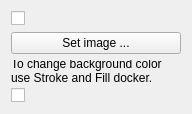
The window that libs/kopageapp/tools/backgroundTool/BackgroundToolWidget.ui (KDE/calligra) describes before a commit, drawn with Qt 5.
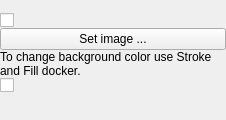
The same window after the commit.

Commit message:
To avoid having the slide layout docker take up space when not needed this patch morphs the "background tool" from KoPageApp into a "Slide design tool" when used in Stage.
Stage adds an extra option widget which is just the contents of the slidelayout docker.
The docker is removed.

Patch:
```diff
--- a/libs/kopageapp/tools/backgroundTool/BackgroundToolWidget.ui
+++ b/libs/kopageapp/tools/backgroundTool/BackgroundToolWidget.ui
@@ -1,31 +1,54 @@
 <ui version="4.0" >
  <class>BackgroundToolWidget</class>
- <widget class="QWidget" name="BackgroundToolWidget" >
-  <property name="geometry" >
+ <widget class="QWidget" name="BackgroundToolWidget">
+  <property name="geometry">
    <rect>
     <x>0</x>
     <y>0</y>
-    <width>192</width>
-    <height>114</height>
+    <width>226</width>
+    <height>120</height>
    </rect>
   </property>
-  <layout class="QVBoxLayout">
+  <property name="sizePolicy">
+   <sizepolicy hsizetype="Preferred" vsizetype="Fixed">
+    <horstretch>0</horstretch>
+    <verstretch>0</verstretch>
+   </sizepolicy>
+  </property>
+  <property name="maximumSize">
+   <size>
+    <width>16777215</width>
+    <height>120</height>
+   </size>
+  </property>
+  <layout class="QVBoxLayout" name="verticalLayout">
+   <property name="spacing">
+    <number>0</number>
+   </property>
+   <property name="margin">
+    <number>0</number>
+   </property>
    <item>
     <layout class="QVBoxLayout">
      <item>
-      <widget class="QCheckBox" name="useMasterBackground" >
-      </widget>
+      <widget class="QCheckBox" name="useMasterBackground"/>
      </item>
      <item>
-      <widget class="QPushButton" name="backgroundImage" >
-       <property name="text" >
+      <widget class="QPushButton" name="backgroundImage">
+       <property name="text">
         <string>Set image ...</string>
        </property>
       </widget>
      </item>
      <item>
-      <widget class="QLabel" name="useStrokeAndFillDockerLabel" >
-       <property name="text" >
+      <widget class="QLabel" name="useStrokeAndFillDockerLabel">
+       <property name="sizePolicy">
+        <sizepolicy hsizetype="Preferred" vsizetype="Fixed">
+         <horstretch>0</horstretch>
+         <verstretch>0</verstretch>
+        </sizepolicy>
+       </property>
+       <property name="text">
         <string>To change background color use Stroke and Fill docker.</string>
        </property>
        <property name="wordWrap">
@@ -34,29 +57,21 @@
       </widget>
      </item>
      <item>
-      <widget class="QCheckBox" name="displayMasterShapes" >
-      </widget>
-     </item>
-     <item>
-      <spacer name="verticalSpacer" >
-       <property name="orientation" >
-        <enum>Qt::Vertical</enum>
-       </property>
-       <property name="sizeHint" stdset="0" >
-        <size>
-         <width>20</width>
-         <height>40</height>
-        </size>
-       </property>
-      </spacer>
+      <widget class="QCheckBox" name="displayMasterShapes"/>
      </item>
     </layout>
    </item>
+   <item>
+    <widget class="QWidget" name="SpecialSpacer" native="true">
+     <property name="sizePolicy">
+      <sizepolicy hsizetype="Preferred" vsizetype="Fixed">
+       <horstretch>0</horstretch>
+       <verstretch>0</verstretch>
+      </sizepolicy>
+     </property>
+    </widget>
+   </item>
   </layout>
-  <zorder>backgroundImage</zorder>
-  <zorder>useMasterBackground</zorder>
-  <zorder>displayMasterShapes</zorder>
-  <zorder>backgroundImage</zorder>
  </widget>
  <resources/>
  <connections/>
```
Left out of the diff: 3 changed lines with no effect on the pictures. The commit also changes 10 other files.
